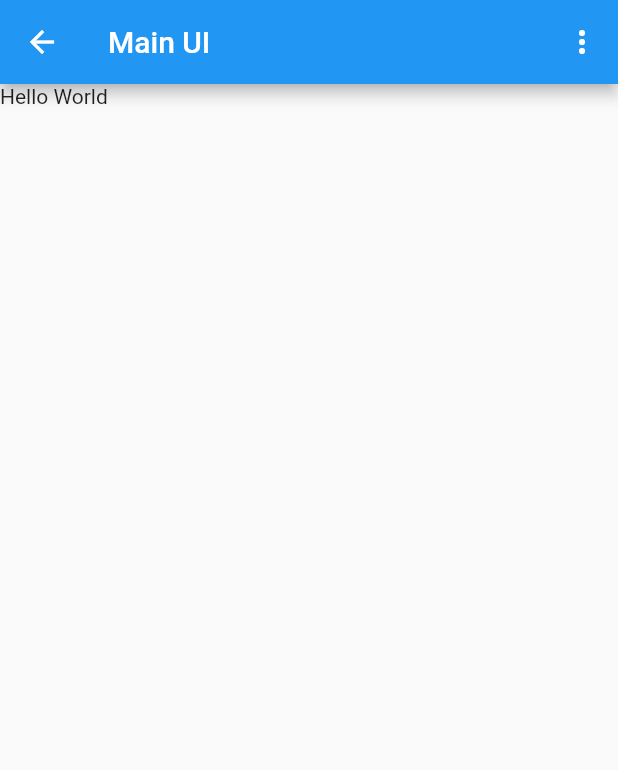
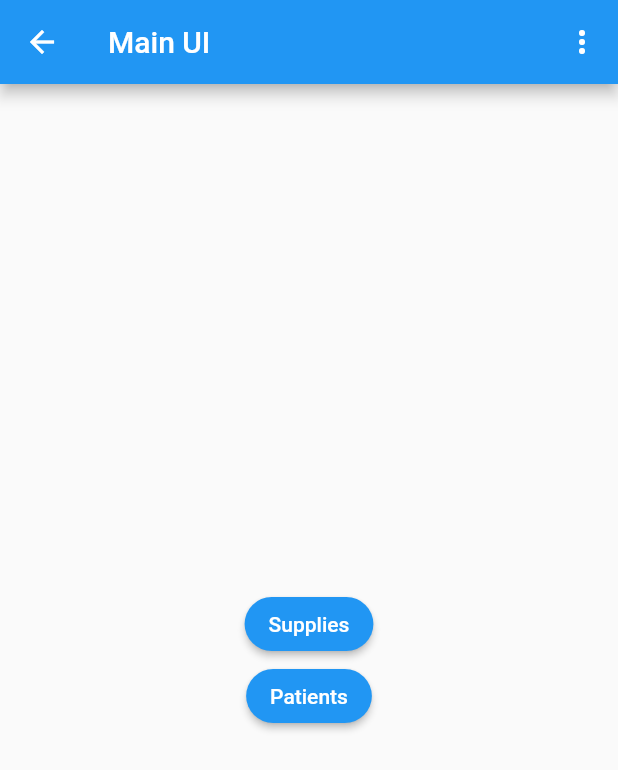
Before and after one commit to leilaabdel/37-hr-flutter-course, a Flutter app: the NotesView screen opened by its route, on a phone screen of 412 x 824 dp. Shown: the top 770 px of the screen. Run offline on Flutter 3.47's test engine with Material 2 defaults, Android fonts, the phone set to English and light mode, and no system bars; our stand-ins replace cloud_firestore, firebase_auth, firebase_core, sqflite; accounts and stored records are empty; network calls fail.

Commit message:
[MOD] Added loading supplies

```diff
--- a/lib/constants/routes.dart
+++ b/lib/constants/routes.dart
@@ -2,3 +2,5 @@ const loginRoute = '/login/';
 const registerRoute = '/register/';
 const notesRoute = '/notes_view/';
 const verifyEmailRoute = '/verify_email/';
+const patientsLandingRoute = '/patientsLanding';
+const suppliesLandingRoute = '/suppliesLanding';
--- a/lib/main.dart
+++ b/lib/main.dart
@@ -1,6 +1,7 @@
 import 'package:flutter/material.dart';
 import 'package:mynotes/constants/routes.dart';
 import 'package:mynotes/views/notes/notes_view.dart';
+import 'package:mynotes/views/notes/supply_view.dart';
 import 'package:mynotes/views/sign_in/home_view.dart';
 import 'package:mynotes/views/sign_in/login_view.dart';
 import 'package:mynotes/views/sign_in/register_view.dart';
@@ -18,7 +19,8 @@ void main() {
       loginRoute: ((context) => const LoginView()),
       registerRoute: (context) => const RegisterView(),
       notesRoute: (context) => const NotesView(),
-      verifyEmailRoute: (context) => const VerifyEmailView()
+      verifyEmailRoute: (context) => const VerifyEmailView(),
+      suppliesLandingRoute: (context) => const SupplyView()
     },
   ));
 }
--- a/lib/services/auth/auth_user.dart
+++ b/lib/services/auth/auth_user.dart
@@ -3,8 +3,10 @@ import 'package:flutter/foundation.dart';
 
 @immutable
 class AuthUser {
+  final String? email;
   final bool isEmailVerified;
-  const AuthUser({required this.isEmailVerified});
+  const AuthUser({required this.isEmailVerified, required this.email});
 
-  factory AuthUser.fromFirebase(User user) => AuthUser(isEmailVerified: user.emailVerified);
+  factory AuthUser.fromFirebase(User user) =>
+      AuthUser(email: user.email, isEmailVerified: user.emailVerified);
 }
--- a/lib/services/crud/notes_service.dart
+++ b/lib/services/crud/notes_service.dart
@@ -1,69 +1,110 @@
+import 'dart:async';
+import 'package:cloud_firestore/cloud_firestore.dart';
 import 'package:flutter/material.dart';
+import 'package:mynotes/views/notes/supply_view.dart';
 import 'package:sqflite/sqflite.dart';
 import 'package:path_provider/path_provider.dart'
     show MissingPlatformDirectoryException, getApplicationDocumentsDirectory;
 import 'package:path/path.dart' show join;
 
 import 'crud_exceptions.dart';
+import 'package:cloud_firestore/cloud_firestore.dart';
 
 class NotesService {
   Database? _db;
 
-  Future<DatabaseNote> createNote({required DatabaseUser owner}) async {
-    final db = _getDatabaseOrThrow();
+  List<ClinicItem> _clinicItems = [];
 
-    // Make sure owner exists in db with correct ID
-    final dbUser = await getUser(email: owner.email);
-    if (dbUser != owner) {
-      throw CouldNotFindUser();
-    }
+  final _clinicItemStreamController =
+      StreamController<List<ClinicItem>>.broadcast();
 
-    const text = '';
-
-    // create the note
-    final noteId = await db.insert(noteTable, {
-      userIdColumn: owner.id,
-      textColumn: text,
-      isSyncedWithCloudColumn: 1,
-    });
-
-    return DatabaseNote(
-      id: noteId,
-      userId: owner.id,
-      text: text,
-      isSyncedWithCloud: true,
-    );
-  }
-
-  Future<void> deleteNote({required int id}) async {
-    final db = _getDatabaseOrThrow();
-    final deleteCount = db.delete(noteTable, where: 'id = ?', whereArgs: [id]);
-    if (deleteCount != 1) {
-      throw CouldNotDeleteNote();
+  Future<DatabaseUser> getOrCreateUser({required String email}) async {
+    try {
+      final user = await getUser(email: email);
+      return user;
+    } on CouldNotFindUser {
+      final createdUser = await createUser(email: email);
+      return createdUser;
+    } catch (e) {
+      rethrow;
     }
   }
 
-  Future<int> deleteAllNotes() async {
-    final db = _getDatabaseOrThrow();
-    return await db.delete(noteTable);
+  Future<void> _catchClinicItems() async {
+    final allNotes = await getAllClinicItems();
+    _clinicItems = allNotes.toList();
+    _clinicItemStreamController.add(_clinicItems);
   }
 
-  Future<DatabaseNote> getNote({required int id}) async {
+  Future<ClinicItem> createClinicItem({required ItemRecord record}) async {
     final db = _getDatabaseOrThrow();
-    final notes =
-        await db.query(noteTable, where: 'id = ?', whereArgs: [id], limit: 1);
-    if (notes.isEmpty) {
-      throw CouldNotFindNote();
-    }
-    return DatabaseNote.fromRow(notes.first);
+
+    // create the item
+    final itemId = await db.insert(clinicItemTable, {
+      idColumn: record.id,
+      itemNameColumn: record.itemName,
+      replacementFrequencuColumn: record.replacementFrequency,
+      sizeColumn: record.size,
+      transfemoralColumn: record.transfemoral ? 1 : 0,
+      transtibialColumn: record.transtibial ? 1 : 0,
+      usageColumn: record.useage
+    });
+
+    final databaseClinicItem = ClinicItem(
+        id: record.id,
+        amount: record.amount,
+        itemName: record.itemName,
+        replacementFrequency: record.replacementFrequency,
+        size: record.size,
+        transfemoral: record.transfemoral,
+        transtibial: record.transtibial,
+        useage: record.useage);
+
+    _clinicItems.add(databaseClinicItem);
+    _clinicItemStreamController.add(_clinicItems);
+    return databaseClinicItem;
   }
 
-  Future<DatabaseNote> updateNote({
-    required DatabaseNote note,
+  // Future<void> deleteNote({required int id}) async {
+  //   final db = _getDatabaseOrThrow();
+  //   final deleteCount = db.delete(noteTable, where: 'id = ?', whereArgs: [id]);
+  //   if (deleteCount != 1) {
+  //     throw CouldNotDeleteNote();
+  //   } else {
+  //     _clinicItems.removeWhere((clinicItem) => clinicItem.id == id);
+  //     _clinicItemStreamController.add(_clinicItems);
+  //   }
+  // }
+
+  // Future<int> deleteAllNotes() async {
+  //   final db = _getDatabaseOrThrow();
+  //   final numberOfDeletions = await db.delete(noteTable);
+  //   _clinicItems = [];
+  //   _clinicItemStreamController.add(_clinicItems);
+  //   return numberOfDeletions;
+  // }
+
+  Future<ClinicItem> getItem({required String id}) async {
+    final db = _getDatabaseOrThrow();
+    final clinicItems = await db.query(clinicItemTable,
+        where: 'id = ?', whereArgs: [id], limit: 1);
+    if (clinicItems.isEmpty) {
+      throw CouldNotFindNote();
+    } else {
+      final clinicItem = ClinicItem.fromRow(clinicItems.first);
+      _clinicItems.removeWhere((clinicItem) => clinicItem.id == id);
+      _clinicItems.add(clinicItem);
+      _clinicItemStreamController.add(_clinicItems);
+      return clinicItem;
+    }
+  }
+
+  Future<ClinicItem> updateNote({
+    required ClinicItem item,
     required String text,
   }) async {
     final db = _getDatabaseOrThrow();
-    await getNote(id: note.id);
+    await getItem(id: item.id);
 
     final updatesCount = await db.update(
         noteTable,
@@ -72,19 +113,23 @@ class NotesService {
           isSyncedWithCloudColumn: 0,
         },
         where: 'id = ?',
-        whereArgs: [note.id]);
+        whereArgs: [item.id]);
 
     if (updatesCount == 0) {
       throw CouldNotUpdateNote();
     } else {
-      return getNote(id: note.id);
+      final updatedItem = await getItem(id: item.id);
+      _clinicItems.removeWhere((item) => item.id == updatedItem.id);
+      _clinicItems.add(updatedItem);
+      _clinicItemStreamController.add(_clinicItems);
+      return updatedItem;
     }
   }
 
-  Future<Iterable<DatabaseNote>> getAllNotes() async {
+  Future<Iterable<ClinicItem>> getAllClinicItems() async {
     final db = _getDatabaseOrThrow();
-    final notes = await db.query(noteTable);
-    final result = notes.map((noteRow) => DatabaseNote.fromRow(noteRow));
+    final items = await db.query(clinicItemTable);
+    final result = items.map((itemRow) => ClinicItem.fromRow(itemRow));
     return result;
   }
 
@@ -142,6 +187,12 @@ class NotesService {
     }
   }
 
+  Future<void> _ensureDBIsOpen() async {
+    try {
+      await open();
+    } on DatabaseAlreadyOpenException {}
+  }
+
   Future<void> open() async {
     if (_db != null) {
       throw DatabaseAlreadyOpenException();
@@ -153,9 +204,12 @@ class NotesService {
       _db = db;
 
       //create the user table
-      await db.execute(createUserTable);
+      // await db.execute(createUserTable);
       //create the note table
-      await db.execute(createNoteTable);
+      // await db.execute(createNoteTable);
+
+      await db.execute(createItemTable);
+      await _catchClinicItems();
     } on MissingPlatformDirectoryException {
       throw UnableToGetDocumentsDirectory();
     }
@@ -222,13 +276,63 @@ class DatabaseNote {
   int get hashCode => id.hashCode;
 }
 
+class ClinicItem {
+  final String id;
+  final int amount;
+  final String itemName;
+  final int replacementFrequency;
+  final String? size;
+  final bool transfemoral;
+  final bool transtibial;
+  final String? useage;
+
+  ClinicItem(
+      {required this.id,
+      required this.amount,
+      required this.itemName,
+      required this.replacementFrequency,
+      required this.size,
+      required this.transfemoral,
+      required this.transtibial,
+      required this.useage});
+
+  ClinicItem.fromRow(Map<String, Object?> map)
+      : id = map[idColumn] as String,
+        amount = map[amountColumn] as int,
+        itemName = map[itemNameColumn] as String,
+        replacementFrequency = map[replacementFrequencuColumn] as int,
+        size = map[sizeColumn] as String,
+        transfemoral = (map[transfemoralColumn] as int) == 1 ? true : false,
+        transtibial = (map[transtibialColumn] as int) == 1 ? true : false,
+        useage = map[usageColumn] as String;
+
+  @override
+  String toString() =>
+      'Note, ID = $id, itemName = $itemName, amount =  $amount';
+
+  @override
+  bool operator ==(covariant ClinicItem other) => id == other.id;
+
+  @override
+  int get hashCode => id.hashCode;
+}
+
 const dbName = 'notes.db';
 const noteTable = 'note';
+const clinicItemTable = 'items';
 const userTable = 'user';
 const idColumn = 'id';
 const emailColumn = 'email';
 const userIdColumn = 'user_id';
 const textColumn = 'text';
+const itemNameColumn = 'item_name';
+const amountColumn = 'amount';
+const replacementFrequencuColumn = 'replacement_frequency';
+const sizeColumn = 'size';
+const transfemoralColumn = 'transfemoral';
+const transtibialColumn = 'transtibial';
+const usageColumn = 'usage';
+
 const isSyncedWithCloudColumn = 'is_synced_with_cloud';
 
 const createUserTable = '''CREATE TABLE IF NOT EXISTS "user" (
@@ -244,3 +348,13 @@ const createNoteTable = '''CREATE TABLE IF NOT EXISTS "note" (
     FOREIGN KEY("user_id") REFERENCES "user"("id"),
     PRIMARY KEY("id" AUTOINCREMENT)
   );''';
+
+const createItemTable = '''CREATE TABLE IF NOT EXISTS "items" (
+	"id"	TEXT NOT NULL UNIQUE,
+	"amount"	INTEGER NOT NULL,
+	"item_name"	TEXT,
+	"size"	TEXT,
+	"transfemoral"	INTEGER,
+	"transtibial"	INTEGER,
+	"part"	TEXT NOT NULL
+);''';
--- a/lib/views/notes/notes_view.dart
+++ b/lib/views/notes/notes_view.dart
@@ -3,6 +3,7 @@ import 'package:mynotes/constants/routes.dart';
 import 'package:mynotes/services/auth/auth_service.dart';
 
 import '../../enums/menu_action.dart';
+import '../../services/crud/notes_service.dart';
 
 class NotesView extends StatefulWidget {
   const NotesView({super.key});
@@ -12,6 +13,21 @@ class NotesView extends StatefulWidget {
 }
 
 class _NotesViewState extends State<NotesView> {
+  String get userEmail => AuthService.firebase().currentUser!.email!;
+  late final NotesService _notesService;
+  @override
+  void initState() {
+    _notesService = NotesService();
+    _notesService.open();
+    super.initState();
+  }
+
+  @override
+  void dispose() {
+    _notesService.close();
+    super.dispose();
+  }
+
   @override
   Widget build(BuildContext context) {
     return Scaffold(
@@ -40,7 +56,33 @@ class _NotesViewState extends State<NotesView> {
             )
           ],
         ),
-        body: const Text('Hello World'));
+        body: Center(
+          child: Column(
+            children: [
+              Spacer(),
+              ElevatedButton(
+                style: ElevatedButton.styleFrom(
+                  shape: const StadiumBorder(),
+                ),
+                child: const Text('Supplies'),
+                onPressed: () {
+                  Navigator.of(context).pushNamedAndRemoveUntil(
+                    suppliesLandingRoute,
+                    (route) => false,
+                  );
+                },
+              ),
+              ElevatedButton(
+                style: ElevatedButton.styleFrom(
+                  shape: const StadiumBorder(),
+                ),
+                child: const Text('Patients'),
+                onPressed: () {},
+              ),
+              Spacer()
+            ],
+          ),
+        ));
   }
 }
 
--- /dev/null
+++ b/lib/views/notes/supply_view.dart
@@ -0,0 +1,92 @@
+import 'package:flutter/material.dart';
+import 'package:cloud_firestore/cloud_firestore.dart';
+
+class SupplyView extends StatefulWidget {
+  const SupplyView({super.key});
+
+  @override
+  _SupplyViewState createState() {
+    return _SupplyViewState();
+  }
+}
+
+class _SupplyViewState extends State<SupplyView> {
+  @override
+  Widget build(BuildContext context) {
+    return Scaffold(
+      appBar: AppBar(centerTitle: true, title: Text('Clinic Supplies')),
+      body: _buildBody(context),
+    );
+  }
+
+  Widget _buildBody(BuildContext context) {
+    // TODO: get actual snapshot from Cloud Firestore
+    return StreamBuilder<QuerySnapshot>(
+      stream: FirebaseFirestore.instance.collection('items').snapshots(),
+      builder: (context, snapshot) {
+        if (!snapshot.hasData) return LinearProgressIndicator();
+
+        return _buildList(context, snapshot.data!.docs);
+      },
+    );
+  }
+
+  Widget _buildList(BuildContext context, List<DocumentSnapshot> snapshot) {
+    return ListView(
+      padding: const EdgeInsets.only(top: 20.0),
+      children: snapshot.map((data) => _buildListItem(context, data)).toList(),
+    );
+  }
+
+  Widget _buildListItem(BuildContext context, DocumentSnapshot data) {
+    final record = ItemRecord.fromSnapshot(data);
+
+    return Padding(
+      key: ValueKey(record.itemName),
+      padding: const EdgeInsets.symmetric(horizontal: 16.0, vertical: 8.0),
+      child: Container(
+        decoration: BoxDecoration(
+          border: Border.all(color: Colors.grey),
+          borderRadius: BorderRadius.circular(5.0),
+        ),
+        child: ListTile(
+          title: Text(record.itemName),
+          trailing: Text(record.amount.toString()),
+          onTap: () => print(record),
+        ),
+      ),
+    );
+  }
+}
+
+class ItemRecord {
+  final String id;
+  final int amount;
+  final String itemName;
+  final int replacementFrequency;
+  final String? size;
+  final bool transfemoral;
+  final bool transtibial;
+  final String? useage;
+  final DocumentReference reference;
+
+  ItemRecord.fromMap(Map<String, dynamic> map, {required this.reference})
+      : assert(map['amount'] != null),
+        assert(map['item_name'] != null),
+        assert(reference.id != null),
+        id = reference.id,
+        itemName = map['item_name'],
+        amount = map['amount'],
+        replacementFrequency = map['replacement_frequency'],
+        size = map['size'],
+        transfemoral = map['transfemoral'],
+        transtibial = map['transtibial'],
+        useage = map['usage'];
+
+  ItemRecord.fromSnapshot(DocumentSnapshot snapshot)
+      : this.fromMap(snapshot.data() as Map<String, dynamic>,
+            reference: snapshot.reference);
+
+  @override
+  String toString() => "Record<$itemName:$amount>";
+}
--- a/lib/views/sign_in/register_view.dart
+++ b/lib/views/sign_in/register_view.dart
@@ -65,8 +65,7 @@ class _RegisterViewState extends State<RegisterView> {
                 try {
                   await AuthService.firebase()
                       .createUser(email: email, password: password);
-                  await AuthService.firebase().sendEmailVerification();
-                  Navigator.of(context).pushNamed(verifyEmailRoute);
+                  Navigator.of(context).pushNamed(notesRoute);
                 } on WeakPasswordAuthException {
                   showErrorDialog(
                     context,
```
Also changed, not shown: lib/views/sign_in/login_view.dart (+4 -11 lines).
